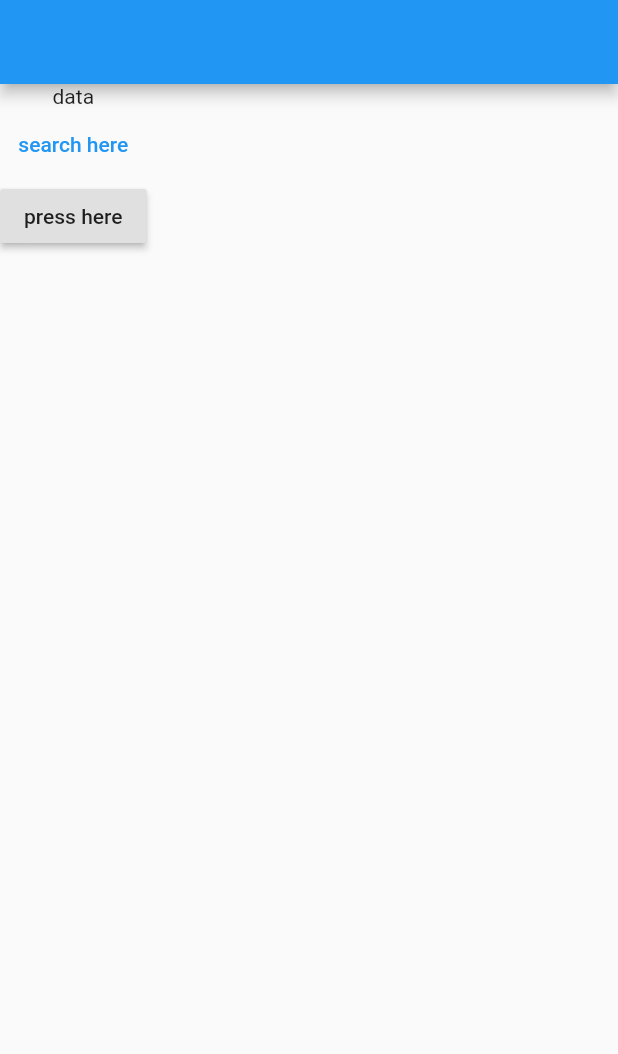
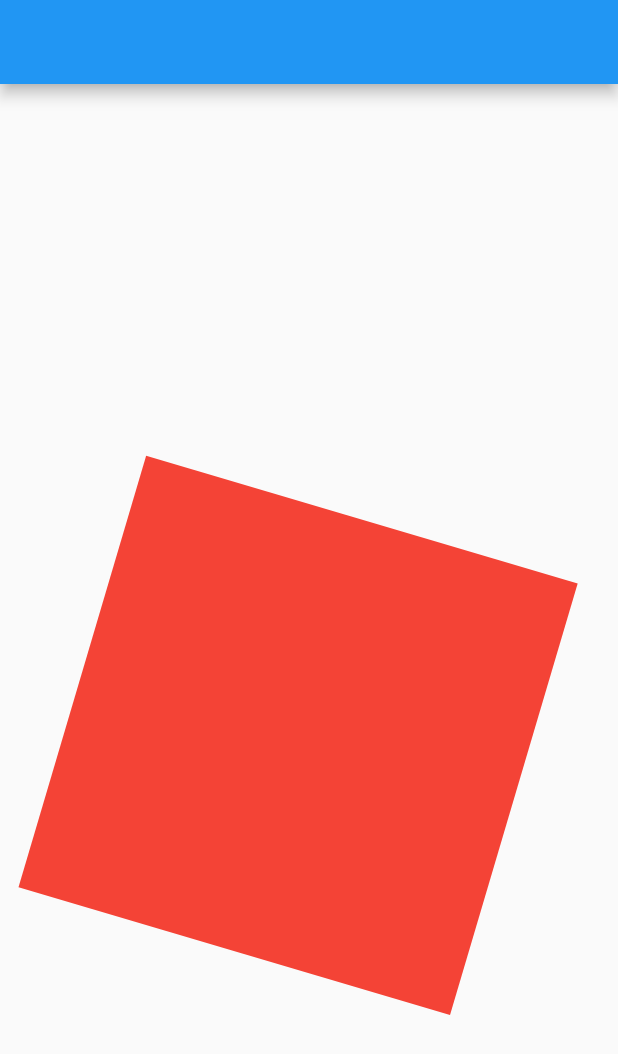
Before and after one commit to The-Closure/flutter-course-summer-2022, a Flutter app: the screen it shows after launch, on a phone screen of 412 x 824 dp. Shown: the top 1054 px of the screen. Run offline on Flutter 3.47's test engine with Material 2 defaults, Android fonts, the phone set to English and light mode, and no system bars.

Commit message:
transform

```diff
--- a/lib/main.dart
+++ b/lib/main.dart
@@ -49,53 +49,16 @@ class _MyHomePageState extends State<MyHomePage> {
     double deviceInfoheight = MediaQuery.of(context).size.height;
     return Scaffold(
       appBar: AppBar(),
-      body: Builder(
-        builder: (context) {
-          if (MediaQuery.of(context).size.height > 400)
-            return Scaffold(
-              body: Center(
-                  child: Row(
-                children: [
-                  Column(
-                    children: [
-                      Text('data'),
-                      TextButton(
-                        onPressed: () {},
-                        child: Text('search here'),
-                      ),
-                      RaisedButton(
-                        onPressed: () {},
-                        child: Text('press here'),
-                      )
-                    ],
-                  ),
-                  Column(
-                    children: [],
-                  ),
-                ],
-              )),
-            );
-          else {
-            return Scaffold(
-              body: Center(
-                child: Container(),
-              ),
-              drawer: Column(
-                children: [
-                  Text('data'),
-                  TextButton(
-                    onPressed: () {},
-                    child: Text('search here'),
-                  ),
-                  RaisedButton(
-                    onPressed: () {},
-                    child: Text('press here'),
-                  ),
-                ],
-              ),
-            );
-          }
-        },
+      body: Center(
+        child: Transform.rotate(
+          angle: 5.0,
+          origin: Offset(30.0, 30.0),
+          child: Container(
+            width: 300,
+            height: 300,
+            color: Colors.red,
+          ),
+        ),
       ),
     );
   }
```
